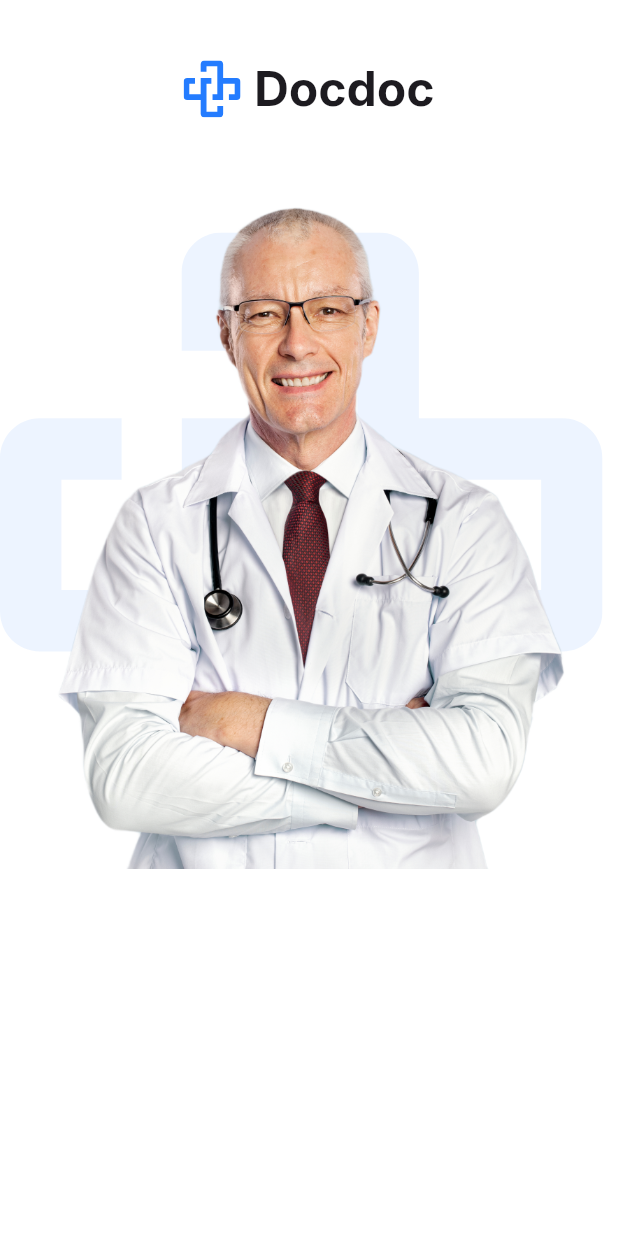
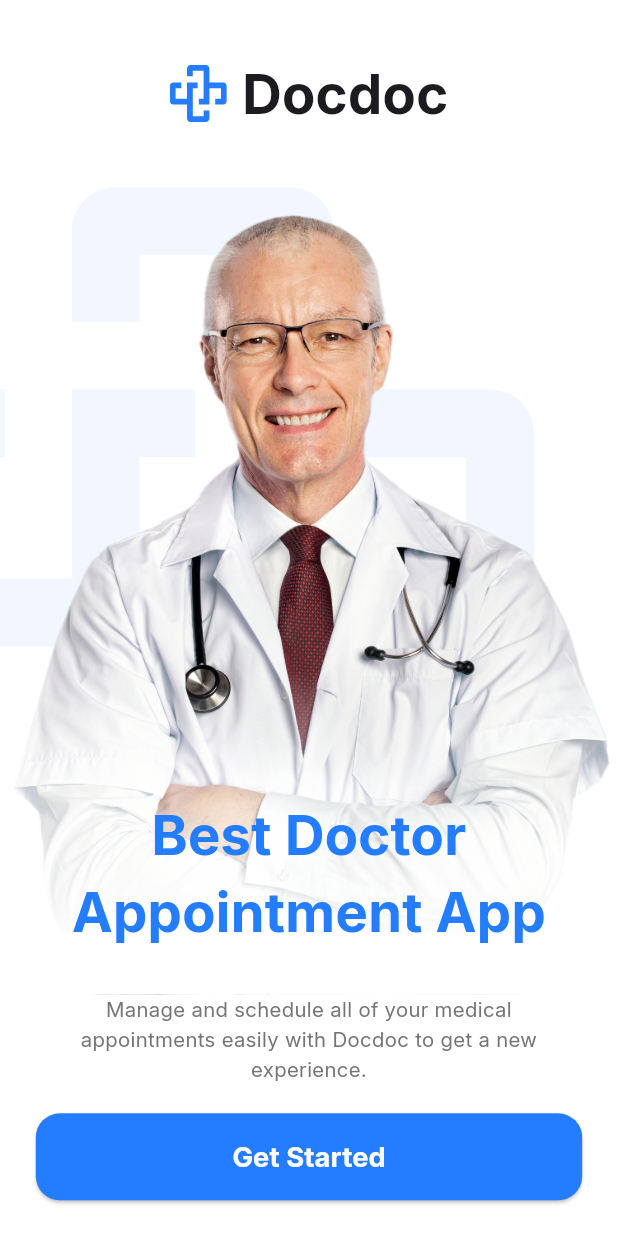
Before and after one commit to tasneem-gamal/appointment-app, a Flutter app: the screen it shows after launch, on a phone screen of 412 x 824 dp. Run offline on Flutter 3.47's test engine with Material 3 defaults, Android fonts, the phone set to English and light mode, and no system bars; our stand-ins replace flutter_screenutil, flutter_svg.

Commit message:
onboarding screen done

```diff
--- a/lib/core/theming/styles.dart
+++ b/lib/core/theming/styles.dart
@@ -1,14 +1,17 @@
 
 
 import 'package:flutter/material.dart';
+import 'package:flutter_screenutil/flutter_screenutil.dart';
 
 class Styles {
-  static const textStyle18 =
-      TextStyle(fontSize: 18, fontWeight: FontWeight.w600);
-  static const textStyle14 =
-      TextStyle(fontSize: 14, fontWeight: FontWeight.normal);
-  static const textStyle16 =
-      TextStyle(fontSize: 16, fontWeight: FontWeight.normal);
-  static const textStyle32 =
-      TextStyle(fontSize: 32, fontWeight: FontWeight.w700);
+  static TextStyle textStyle18 =
+      TextStyle(fontSize: 18.sp, fontWeight: FontWeight.w600);
+  static TextStyle textStyle14 =
+      TextStyle(fontSize: 14.sp, fontWeight: FontWeight.normal);
+  static TextStyle textStyle12 =
+      TextStyle(fontSize: 12.sp, fontWeight: FontWeight.normal);
+  static TextStyle textStyle16 =
+      TextStyle(fontSize: 16.sp, fontWeight: FontWeight.normal);
+  static TextStyle textStyle32 =
+      TextStyle(fontSize: 32.sp, fontWeight: FontWeight.w700);
 }
--- /dev/null
+++ b/lib/core/widgets/custom_button.dart
@@ -0,0 +1,36 @@
+import 'package:flutter/material.dart';
+
+import '../theming/colors.dart';
+import '../theming/styles.dart';
+
+class CustomButton extends StatelessWidget {
+  const CustomButton({
+    super.key, required this.btnText,
+  });
+  final String btnText;
+  @override
+  Widget build(BuildContext context) {
+    return SizedBox(
+      width: double.infinity,
+      child: ElevatedButton(
+          onPressed: () {},
+          style: ElevatedButton.styleFrom(
+            backgroundColor: ColorsManager.kPrimaryColor,
+            shape: RoundedRectangleBorder(
+              borderRadius: BorderRadius.circular(16)
+            )
+          ),
+          child: Padding(
+            padding: const EdgeInsets.all(16),
+            child: Text(
+              btnText,
+              style:
+                  Styles.textStyle16.copyWith(
+                    color: Colors.white,
+                    fontWeight: FontWeight.w600
+                  ),
+            ),
+          )),
+    );
+  }
+}
--- a/lib/feature/on_boarding_view/on_boarding_view.dart
+++ b/lib/feature/on_boarding_view/on_boarding_view.dart
@@ -1,9 +1,9 @@
 import 'package:flutter/material.dart';
 import 'package:flutter_screenutil/flutter_screenutil.dart';
-import 'package:flutter_svg/svg.dart';
 
 import 'widgets/custom_app_bar.dart';
-import 'widgets/custom_logo_image.dart';
+import 'widgets/custom_logo_image_text.dart';
+import 'widgets/on_boarding_text_and_button.dart';
 
 class OnBoardingView extends StatelessWidget {
   const OnBoardingView({super.key});
@@ -15,11 +15,14 @@ class OnBoardingView extends StatelessWidget {
       body: SingleChildScrollView(
         child: Padding(
           padding: EdgeInsets.only(top: 30.h, bottom: 30.h),
-          child: const Column(
+          child: Column(
             children: [
-              CustomOnboardingAppBar(),
-              SizedBox(height: 40,),
-              CustomLogoImage(),
+              const CustomOnboardingAppBar(),
+              SizedBox(
+                height: 30.h,
+              ),
+              const CustomLogoImageText(),
+              const OnboardingTextAndButton()
             ],
           ),
         ),
--- a/lib/feature/on_boarding_view/widgets/custom_app_bar.dart
+++ b/lib/feature/on_boarding_view/widgets/custom_app_bar.dart
@@ -1,4 +1,5 @@
 import 'package:flutter/material.dart';
+import 'package:flutter_screenutil/flutter_screenutil.dart';
 import 'package:flutter_svg/svg.dart';
 
 import '../../../core/theming/styles.dart';
@@ -13,9 +14,9 @@ class CustomOnboardingAppBar extends StatelessWidget {
     return Row(
       mainAxisAlignment: MainAxisAlignment.center,
       children: [
-        SvgPicture.asset('assets/images/logo.svg'),
-        const SizedBox(width: 8,),
-        const Text('Docdoc', style: Styles.textStyle32,)
+        SvgPicture.asset('assets/svgs/logo.svg'),
+        SizedBox(width: 8.w,),
+        Text('Docdoc', style: Styles.textStyle32,)
       ],
     );
   }
--- a/lib/feature/on_boarding_view/widgets/custom_logo_image.dart
+++ /dev/null
@@ -1,35 +0,0 @@
-import 'package:flutter/material.dart';
-import 'package:flutter_screenutil/flutter_screenutil.dart';
-import 'package:flutter_svg/flutter_svg.dart';
-
-class CustomLogoImage extends StatelessWidget {
-  const CustomLogoImage({
-    super.key,
-  });
-
-  @override
-  Widget build(BuildContext context) {
-    return AspectRatio(
-      aspectRatio: 0.9,
-      child: Stack(
-        children: [
-          Positioned.fill(
-            child: Opacity(
-              opacity: 0.08,
-              child: SvgPicture.asset(
-                'assets/images/logo.svg',
-                fit: BoxFit.contain,
-              ),
-            ),
-          ),
-          Center(
-            child: Image.asset(
-              'assets/images/Image.png',
-              width: 443.h,
-            ),
-          ),
-        ],
-      ),
-    );
-  }
-}
--- /dev/null
+++ b/lib/feature/on_boarding_view/widgets/custom_logo_image_text.dart
@@ -0,0 +1,50 @@
+import 'package:appointment_app/core/theming/colors.dart';
+import 'package:appointment_app/core/theming/styles.dart';
+import 'package:flutter/material.dart';
+import 'package:flutter_svg/flutter_svg.dart';
+
+class CustomLogoImageText extends StatelessWidget {
+  const CustomLogoImageText({
+    super.key,
+  });
+
+  @override
+  Widget build(BuildContext context) {
+    return Stack(
+      children: [
+        SvgPicture.asset(
+          'assets/svgs/logo_opacity.svg',
+        ),
+        Container(
+          foregroundDecoration: BoxDecoration(
+            gradient: LinearGradient(
+              colors: [
+                Colors.white,
+                Colors.white.withOpacity(0.0)
+              ],
+              begin: Alignment.bottomCenter,
+              end: Alignment.center,
+              stops: const [0.14, 0.8]
+            )
+          ),
+          child: Image.asset(
+            'assets/images/Image.png',
+          ),
+        ),
+        Positioned(
+          bottom: 30,
+          left: 0,
+          right: 0,
+          child: Text(
+            'Best Doctor\nAppointment App',
+            textAlign: TextAlign.center,
+            style: Styles.textStyle32.copyWith(
+              color: ColorsManager.kPrimaryColor,
+              height: 1.4
+            ),
+          )
+        )
+      ],
+    );
+  }
+}
--- /dev/null
+++ b/lib/feature/on_boarding_view/widgets/on_boarding_text_and_button.dart
@@ -0,0 +1,33 @@
+import 'package:appointment_app/core/theming/styles.dart';
+import 'package:flutter/material.dart';
+import 'package:flutter_screenutil/flutter_screenutil.dart';
+
+import '../../../core/theming/colors.dart';
+import '../../../core/widgets/custom_button.dart';
+
+class OnboardingTextAndButton extends StatelessWidget {
+  const OnboardingTextAndButton({
+    super.key,
+  });
+
+  @override
+  Widget build(BuildContext context) {
+    return Padding(
+      padding: EdgeInsets.only(left: 20.h, right: 20.h),
+      child: Column(
+        children: [
+          Text(
+            'Manage and schedule all of your medical appointments easily with Docdoc to get a new experience.',
+            style: Styles.textStyle12
+                .copyWith(color: ColorsManager.kGreytextColor),
+            textAlign: TextAlign.center,
+          ),
+          SizedBox(height: 16.h,),
+          const CustomButton(
+            btnText: 'Get Started',
+          )
+        ],
+      ),
+    );
+  }
+}
--- a/pubspec.yaml
+++ b/pubspec.yaml
@@ -65,6 +65,7 @@ flutter:
   # To add assets to your application, add an assets section, like this:
   assets:
     - assets/images/
+    - assets/svgs/
   # An image asset can refer to one or more resolution-specific "variants", see
   # https://flutter.dev/to/resolution-aware-images
   # For details regarding adding assets from package dependencies, see
```
Also changed, not shown: assets/svgs/logo.svg (renamed from assets/images/logo.svg), assets/svgs/logo_opacity.svg (added).
